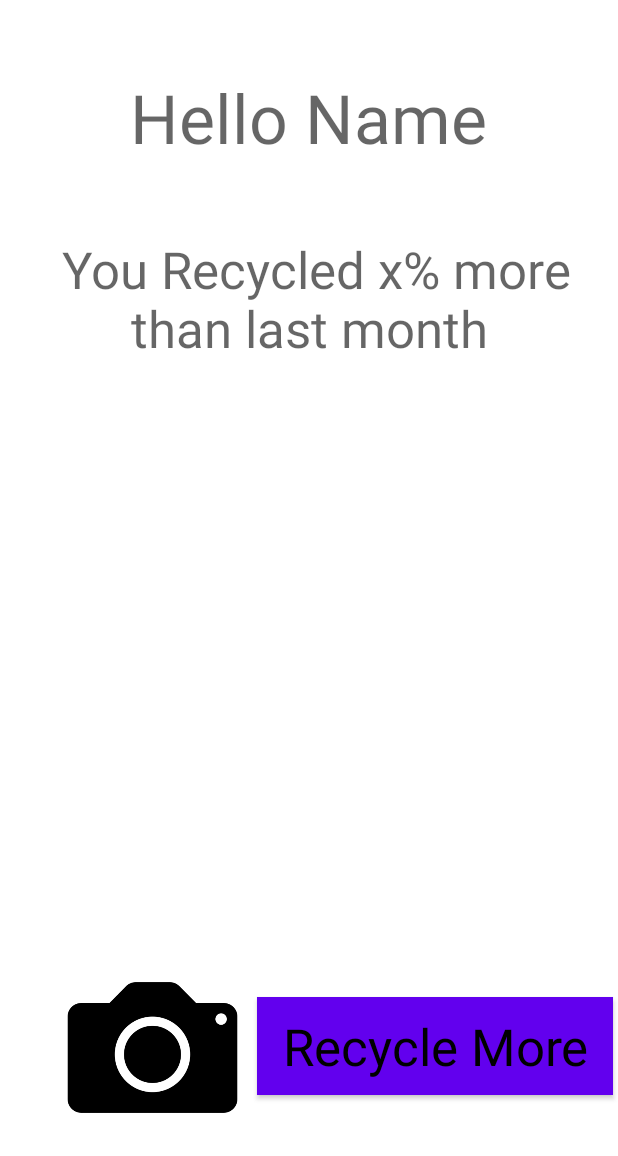
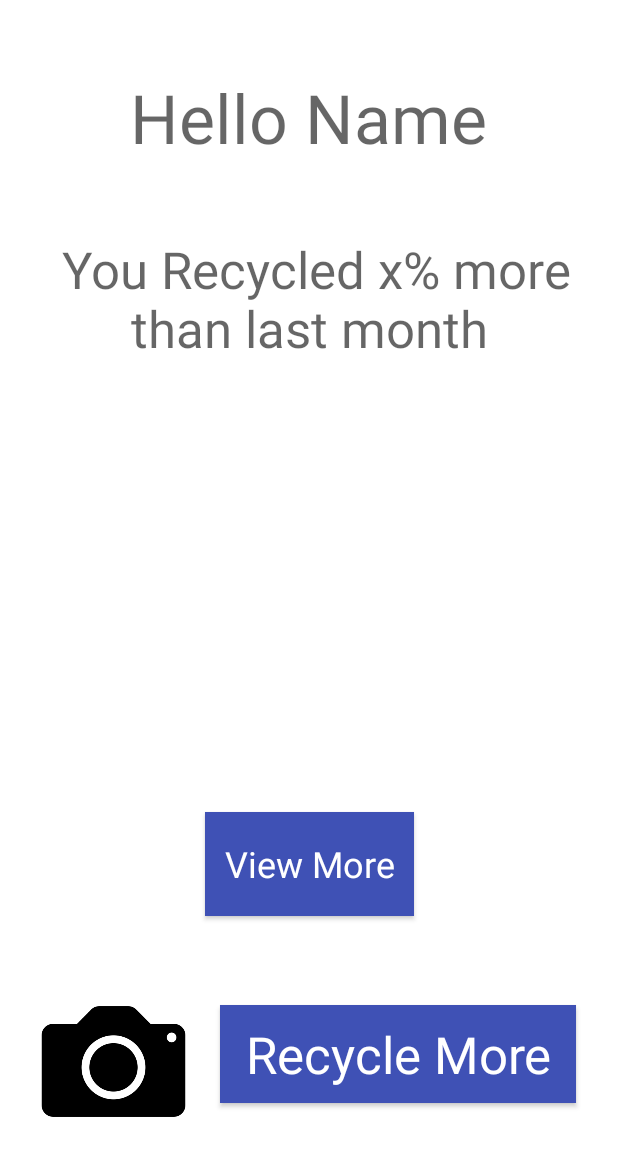
Before and after one commit to DrMeihoff/CSC2033-Team-7, an Android app: the layout activity_landingscreen.xml on its own in the app's theme, with its tools: preview values and no code run, on a phone screen of 412 x 824 dp. Shown: the top 1156 px of the screen. Run offline under Robolectric (Android 15) with nearby library versions, the phone set to English and light mode, and no system bars.

Commit message:
Changed button types as certain features weren't working

```diff
--- a/app/src/main/java/com/csc/plastictracker/LandingScreenActivity.java
+++ b/app/src/main/java/com/csc/plastictracker/LandingScreenActivity.java
@@ -11,5 +11,4 @@ public class LandingScreenActivity extends AppCompatActivity {
         super.onCreate(savedInstanceState);
         setContentView(R.layout.activity_landingscreen);
     }
-
 }
--- a/app/src/main/res/layout/activity_landingscreen.xml
+++ b/app/src/main/res/layout/activity_landingscreen.xml
@@ -6,17 +6,6 @@
     android:layout_height="match_parent"
     tools:context=".LandingScreenActivity">
 
-    <TextView
-        android:id="@+id/textView"
-        android:layout_width="wrap_content"
-        android:layout_height="wrap_content"
-        android:layout_marginTop="100dp"
-        android:text=""
-        android:textAppearance="@style/TextAppearance.AppCompat.Display3"
-        app:layout_constraintEnd_toEndOf="parent"
-        app:layout_constraintHorizontal_bias="1.0"
-        app:layout_constraintStart_toStartOf="parent"
-        app:layout_constraintTop_toTopOf="parent" />
 
     <TextView
         android:id="@+id/textView2"
@@ -45,35 +34,51 @@
         app:layout_constraintStart_toStartOf="parent"
         app:layout_constraintTop_toBottomOf="@+id/textView2" />
 
-    <Button
+    <androidx.appcompat.widget.AppCompatButton
         android:id="@+id/button2"
         android:layout_width="237dp"
         android:layout_height="65dp"
-        android:background="#FFFFFF"
+        android:background="#3F51B5"
         android:text="Recycle More"
         android:textAppearance="@style/TextAppearance.AppCompat.Display1"
-        android:textColor="#000000"
+        android:textColor="#FFFFFF"
         app:layout_constraintBottom_toBottomOf="parent"
         app:layout_constraintEnd_toEndOf="parent"
-        app:layout_constraintHorizontal_bias="0.982"
+        app:layout_constraintHorizontal_bias="0.839"
         app:layout_constraintStart_toStartOf="parent"
         app:layout_constraintTop_toBottomOf="@+id/textView3"
-        app:layout_constraintVertical_bias="0.818" />
+        app:layout_constraintVertical_bias="0.828" />
 
     <ImageButton
         android:id="@+id/imageButton"
-        android:layout_width="171dp"
-        android:layout_height="159dp"
+        android:layout_width="142dp"
+        android:layout_height="138dp"
         android:adjustViewBounds="false"
         android:backgroundTint="#FFFFFF"
         android:cropToPadding="false"
         android:scaleType="centerInside"
+        android:contentDescription="Camera"
+        app:layout_constraintBottom_toBottomOf="parent"
+        app:layout_constraintEnd_toStartOf="@+id/button2"
+        app:layout_constraintHorizontal_bias="1.0"
+        app:layout_constraintStart_toStartOf="parent"
+        app:layout_constraintTop_toBottomOf="@+id/textView3"
+        app:layout_constraintVertical_bias="0.894"
+        app:srcCompat="@drawable/camera" />
+
+    <androidx.appcompat.widget.AppCompatButton
+        android:id="@+id/button3"
+        android:layout_width="139dp"
+        android:layout_height="69dp"
+        android:background="#3F51B5"
+        android:text="View More"
+        android:textAppearance="@style/TextAppearance.AppCompat.Display1"
+        android:textColor="#FFFFFF"
+        android:textSize="24sp"
         app:layout_constraintBottom_toBottomOf="parent"
         app:layout_constraintEnd_toEndOf="parent"
-        app:layout_constraintHorizontal_bias="0.066"
         app:layout_constraintStart_toStartOf="parent"
         app:layout_constraintTop_toBottomOf="@+id/textView3"
-        app:layout_constraintVertical_bias="0.891"
-        app:srcCompat="@drawable/camera" />
+        app:layout_constraintVertical_bias="0.584" />
 
 </androidx.constraintlayout.widget.ConstraintLayout>
```
